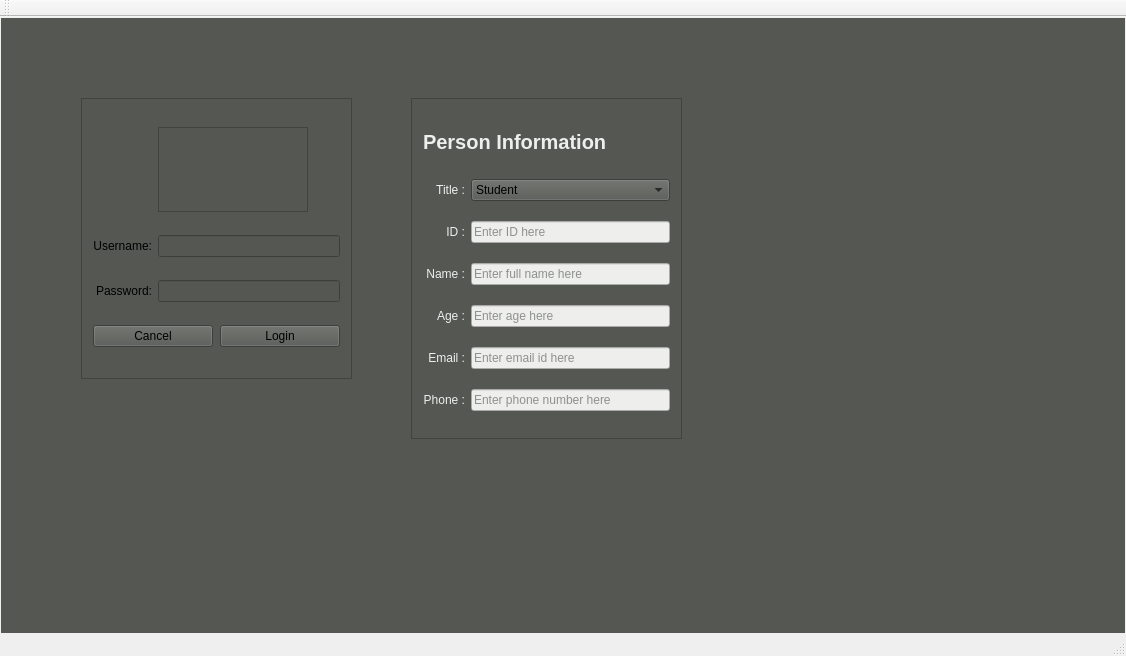
Before: the Qt Designer form mainwindow.ui in DineshDC/StudentDB, drawn with Qt 5.
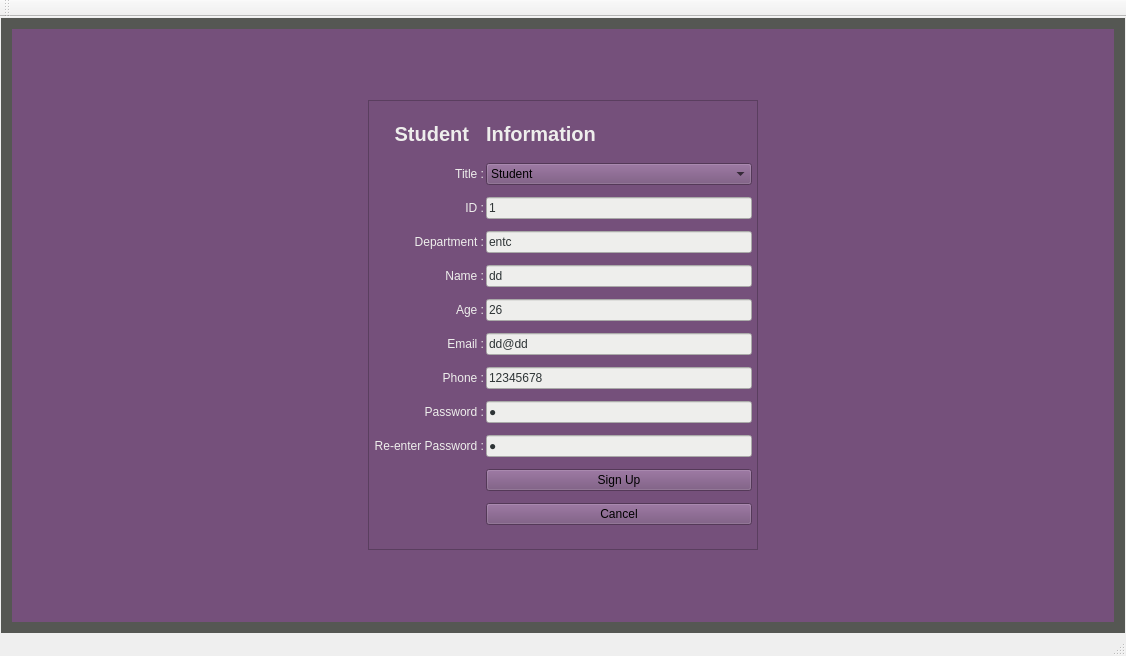
After: the same form once the commit is applied. The open tabs and pages were chosen to show the change.

```diff
--- a/mainwindow.ui
+++ b/mainwindow.ui
@@ -10,6 +10,12 @@
     <height>656</height>
    </rect>
   </property>
+  <property name="maximumSize">
+   <size>
+    <width>16777215</width>
+    <height>16777215</height>
+   </size>
+  </property>
   <property name="windowTitle">
    <string>MainWindow</string>
   </property>
@@ -39,14 +45,24 @@
        <number>0</number>
       </property>
       <widget class="QWidget" name="page">
+       <layout class="QGridLayout" name="gridLayout_6">
+        <item row="0" column="0">
+         <widget class="QStackedWidget" name="stackedWidget_login">
+          <property name="styleSheet">
+           <string notr="true">background-color: rgb(117, 80, 123);</string>
+          </property>
+          <property name="currentIndex">
+           <number>0</number>
+          </property>
+          <widget class="QWidget" name="page_3">
+           <layout class="QGridLayout" name="gridLayout_7">
+            <item row="0" column="0">
        <widget class="QFrame" name="frame">
-        <property name="geometry">
-         <rect>
-          <x>80</x>
-          <y>80</y>
+              <property name="maximumSize">
+               <size>
           <width>271</width>
-          <height>281</height>
-         </rect>
+                <height>301</height>
+               </size>
         </property>
         <property name="frameShape">
          <enum>QFrame::StyledPanel</enum>
@@ -147,16 +163,27 @@
            </property>
           </widget>
          </item>
-        </layout>
-       </widget>
+               <item row="4" column="0" colspan="3">
+                <widget class="QPushButton" name="pb_new_user">
+                 <property name="text">
+                  <string>New User Sign Up</string>
+                 </property>
+                </widget>
+               </item>
+              </layout>
+             </widget>
+            </item>
+           </layout>
+          </widget>
+          <widget class="QWidget" name="page_4">
+           <layout class="QGridLayout" name="gridLayout_8">
+            <item row="0" column="0">
        <widget class="QFrame" name="frame_4">
-        <property name="geometry">
-         <rect>
-          <x>410</x>
-          <y>80</y>
-          <width>271</width>
-          <height>341</height>
-         </rect>
+              <property name="maximumSize">
+               <size>
+                <width>390</width>
+                <height>450</height>
+               </size>
         </property>
         <property name="styleSheet">
          <string notr="true">QLabel{
@@ -180,10 +207,72 @@
          <enum>QFrame::Raised</enum>
         </property>
         <layout class="QGridLayout" name="gridLayout_4">
-         <item row="7" column="0">
-          <widget class="QLabel" name="label_10">
+               <property name="leftMargin">
+                <number>5</number>
+               </property>
+               <property name="topMargin">
+                <number>5</number>
+               </property>
+               <property name="rightMargin">
+                <number>5</number>
+               </property>
+               <property name="bottomMargin">
+                <number>5</number>
+               </property>
+               <property name="spacing">
+                <number>2</number>
+               </property>
+               <item row="4" column="0">
+                <widget class="QLabel" name="label_12">
            <property name="text">
-            <string>Phone :</string>
+                  <string>ID :</string>
+                 </property>
+                 <property name="alignment">
+                  <set>Qt::AlignRight|Qt::AlignTrailing|Qt::AlignVCenter</set>
+                 </property>
+                </widget>
+               </item>
+               <item row="9" column="1">
+                <widget class="QLineEdit" name="le_email">
+                 <property name="text">
+                  <string>dd@dd</string>
+                 </property>
+                 <property name="placeholderText">
+                  <string>Enter email id here</string>
+                 </property>
+                </widget>
+               </item>
+               <item row="3" column="0">
+                <widget class="QLabel" name="label_8">
+                 <property name="text">
+                  <string>Title :</string>
+                 </property>
+                 <property name="alignment">
+                  <set>Qt::AlignRight|Qt::AlignTrailing|Qt::AlignVCenter</set>
+                 </property>
+                </widget>
+               </item>
+               <item row="13" column="1">
+                <widget class="QPushButton" name="pb_sign_up">
+                 <property name="text">
+                  <string>Sign Up</string>
+                 </property>
+                </widget>
+               </item>
+               <item row="6" column="1">
+                <widget class="QLineEdit" name="le_department">
+                 <property name="text">
+                  <string>entc</string>
+                 </property>
+                 <property name="placeholderText">
+                  <string>Enter department here</string>
+                 </property>
+                </widget>
+               </item>
+               <item row="6" column="0">
+                <widget class="QLabel" name="label_3">
+                 <property name="text">
+                  <string>Department :</string>
            </property>
            <property name="alignment">
             <set>Qt::AlignRight|Qt::AlignTrailing|Qt::AlignVCenter</set>
@@ -191,30 +280,79 @@
           </widget>
          </item>
          <item row="4" column="1">
-          <widget class="QLineEdit" name="lineEdit_4">
-           <property name="placeholderText">
-            <string>Enter full name here</string>
-           </property>
-          </widget>
-         </item>
-         <item row="3" column="1">
-          <widget class="QLineEdit" name="lineEdit_3">
+                <widget class="QLineEdit" name="le_id">
+                 <property name="text">
+                  <string>1</string>
+                 </property>
            <property name="placeholderText">
             <string>Enter ID here</string>
            </property>
           </widget>
          </item>
-         <item row="3" column="0">
-          <widget class="QLabel" name="label_3">
+               <item row="14" column="1">
+                <widget class="QPushButton" name="pb_cancel_up">
            <property name="text">
-            <string>ID :</string>
-           </property>
+                  <string>Cancel</string>
+                 </property>
+                </widget>
+               </item>
+               <item row="12" column="0">
+                <widget class="QLabel" name="label_24">
+                 <property name="text">
+                  <string>Re-enter Password :</string>
+                 </property>
            <property name="alignment">
             <set>Qt::AlignRight|Qt::AlignTrailing|Qt::AlignVCenter</set>
            </property>
           </widget>
          </item>
-         <item row="4" column="0">
+               <item row="1" column="0">
+                <widget class="QLabel" name="label_5">
+                 <property name="minimumSize">
+                  <size>
+                   <width>95</width>
+                   <height>0</height>
+                  </size>
+                 </property>
+                 <property name="maximumSize">
+                  <size>
+                   <width>95</width>
+                   <height>35</height>
+                  </size>
+                 </property>
+                 <property name="styleSheet">
+                  <string notr="true">font-weight: bold;
+font-size: 20px;</string>
+                 </property>
+                 <property name="text">
+                  <string>Student</string>
+                 </property>
+                 <property name="alignment">
+                  <set>Qt::AlignRight|Qt::AlignTrailing|Qt::AlignVCenter</set>
+                 </property>
+                </widget>
+               </item>
+               <item row="10" column="0">
+                <widget class="QLabel" name="label_10">
+                 <property name="text">
+                  <string>Phone :</string>
+                 </property>
+                 <property name="alignment">
+                  <set>Qt::AlignRight|Qt::AlignTrailing|Qt::AlignVCenter</set>
+                 </property>
+                </widget>
+               </item>
+               <item row="7" column="1">
+                <widget class="QLineEdit" name="le_name">
+                 <property name="text">
+                  <string>dd</string>
+                 </property>
+                 <property name="placeholderText">
+                  <string>Enter full name here</string>
+                 </property>
+                </widget>
+               </item>
+               <item row="7" column="0">
           <widget class="QLabel" name="label_4">
            <property name="text">
             <string>Name :</string>
@@ -224,7 +362,7 @@
            </property>
           </widget>
          </item>
-         <item row="5" column="0">
+               <item row="8" column="0">
           <widget class="QLabel" name="label_7">
            <property name="text">
             <string>Age :</string>
@@ -234,14 +372,17 @@
            </property>
           </widget>
          </item>
-         <item row="5" column="1">
-          <widget class="QLineEdit" name="lineEdit_5">
+               <item row="8" column="1">
+                <widget class="QLineEdit" name="le_age">
+                 <property name="text">
+                  <string>26</string>
+                 </property>
            <property name="placeholderText">
             <string>Enter age here</string>
            </property>
           </widget>
          </item>
-         <item row="6" column="0">
+               <item row="9" column="0">
           <widget class="QLabel" name="label_9">
            <property name="text">
             <string>Email :</string>
@@ -251,52 +392,8 @@
            </property>
           </widget>
          </item>
-         <item row="0" column="0" colspan="2">
-          <widget class="QLabel" name="label_5">
-           <property name="maximumSize">
-            <size>
-             <width>16777215</width>
-             <height>35</height>
-            </size>
-           </property>
-           <property name="styleSheet">
-            <string notr="true">font-weight: bold;
-font-size: 20px;</string>
-           </property>
-           <property name="text">
-            <string>Person Information</string>
-           </property>
-           <property name="alignment">
-            <set>Qt::AlignLeading|Qt::AlignLeft|Qt::AlignVCenter</set>
-           </property>
-          </widget>
-         </item>
-         <item row="7" column="1">
-          <widget class="QLineEdit" name="lineEdit_7">
-           <property name="placeholderText">
-            <string>Enter phone number here</string>
-           </property>
-          </widget>
-         </item>
-         <item row="6" column="1">
-          <widget class="QLineEdit" name="lineEdit_6">
-           <property name="placeholderText">
-            <string>Enter email id here</string>
-           </property>
-          </widget>
-         </item>
-         <item row="1" column="0">
-          <widget class="QLabel" name="label_8">
-           <property name="text">
-            <string>Title :</string>
-           </property>
-           <property name="alignment">
-            <set>Qt::AlignRight|Qt::AlignTrailing|Qt::AlignVCenter</set>
-           </property>
-          </widget>
-         </item>
-         <item row="1" column="1">
-          <widget class="QComboBox" name="comboBox_3">
+               <item row="3" column="1">
+                <widget class="QComboBox" name="cmb_title">
            <item>
             <property name="text">
              <string>Student</string>
@@ -309,8 +406,71 @@
            </item>
           </widget>
          </item>
-        </layout>
-       </widget>
+               <item row="10" column="1">
+                <widget class="QLineEdit" name="le_phone">
+                 <property name="text">
+                  <string>12345678</string>
+                 </property>
+                 <property name="placeholderText">
+                  <string>Enter phone number here</string>
+                 </property>
+                </widget>
+               </item>
+               <item row="1" column="1">
+                <widget class="QLabel" name="label_22">
+                 <property name="styleSheet">
+                  <string notr="true">font-weight: bold;
+font-size: 20px;</string>
+                 </property>
+                 <property name="text">
+                  <string>Information</string>
+                 </property>
+                </widget>
+               </item>
+               <item row="11" column="1">
+                <widget class="QLineEdit" name="le_pass">
+                 <property name="text">
+                  <string>1</string>
+                 </property>
+                 <property name="echoMode">
+                  <enum>QLineEdit::Password</enum>
+                 </property>
+                 <property name="placeholderText">
+                  <string>Enter password here</string>
+                 </property>
+                </widget>
+               </item>
+               <item row="11" column="0">
+                <widget class="QLabel" name="label_23">
+                 <property name="text">
+                  <string>Password :</string>
+                 </property>
+                 <property name="alignment">
+                  <set>Qt::AlignRight|Qt::AlignTrailing|Qt::AlignVCenter</set>
+                 </property>
+                </widget>
+               </item>
+               <item row="12" column="1">
+                <widget class="QLineEdit" name="le_cpass">
+                 <property name="text">
+                  <string>1</string>
+                 </property>
+                 <property name="echoMode">
+                  <enum>QLineEdit::Password</enum>
+                 </property>
+                 <property name="placeholderText">
+                  <string>confirm password</string>
+                 </property>
+                </widget>
+               </item>
+              </layout>
+             </widget>
+            </item>
+           </layout>
+          </widget>
+         </widget>
+        </item>
+       </layout>
       </widget>
       <widget class="QWidget" name="page_2">
        <widget class="QWidget" name="layoutWidget">
```
Left out of the diff: 105 changed lines with no effect on the pictures. Lines whose indentation alone changed are shown as unchanged.
